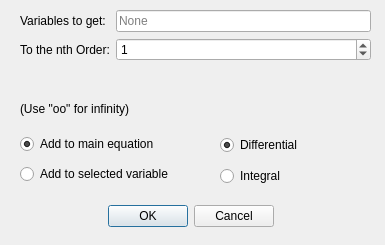
smartycope/MathTranspiler, file ui/diffIntegral.ui: the form before one commit.
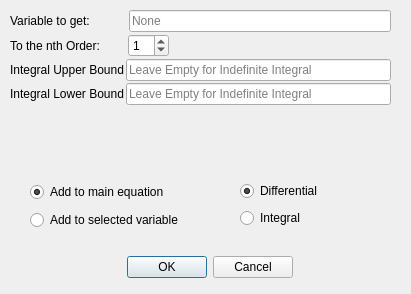
The form after the commit.

Diff of the .ui file:
```diff
--- a/ui/diffIntegral.ui
+++ b/ui/diffIntegral.ui
@@ -6,8 +6,8 @@
    <rect>
     <x>0</x>
     <y>0</y>
-    <width>385</width>
-    <height>245</height>
+    <width>411</width>
+    <height>294</height>
    </rect>
   </property>
   <property name="windowTitle">
@@ -19,13 +19,180 @@
   <property name="modal">
    <bool>true</bool>
   </property>
+  <widget class="QWidget" name="verticalLayoutWidget_3">
+   <property name="geometry">
+    <rect>
+     <x>10</x>
+     <y>10</y>
+     <width>381</width>
+     <height>159</height>
+    </rect>
+   </property>
+   <layout class="QVBoxLayout" name="verticalLayout_3">
+    <property name="spacing">
+     <number>2</number>
+    </property>
+    <property name="sizeConstraint">
+     <enum>QLayout::SetMinAndMaxSize</enum>
+    </property>
+    <item>
+     <layout class="QHBoxLayout" name="horizontalLayout">
+      <item>
+       <widget class="QLabel" name="label">
+        <property name="text">
+         <string>Variable to get:</string>
+        </property>
+       </widget>
+      </item>
+      <item>
+       <spacer name="horizontalSpacer_3">
+        <property name="orientation">
+         <enum>Qt::Horizontal</enum>
+        </property>
+        <property name="sizeType">
+         <enum>QSizePolicy::Preferred</enum>
+        </property>
+        <property name="sizeHint" stdset="0">
+         <size>
+          <width>37</width>
+          <height>20</height>
+         </size>
+        </property>
+       </spacer>
+      </item>
+      <item>
+       <widget class="QLineEdit" name="var">
+        <property name="text">
+         <string/>
+        </property>
+        <property name="placeholderText">
+         <string>None</string>
+        </property>
+       </widget>
+      </item>
+     </layout>
+    </item>
+    <item>
+     <layout class="QHBoxLayout" name="horizontalLayout_2">
+      <item>
+       <widget class="QLabel" name="label_2">
+        <property name="text">
+         <string>To the nth Order:</string>
+        </property>
+       </widget>
+      </item>
+      <item>
+       <spacer name="horizontalSpacer_2">
+        <property name="orientation">
+         <enum>Qt::Horizontal</enum>
+        </property>
+        <property name="sizeType">
+         <enum>QSizePolicy::Preferred</enum>
+        </property>
+        <property name="sizeHint" stdset="0">
+         <size>
+          <width>26</width>
+          <height>20</height>
+         </size>
+        </property>
+       </spacer>
+      </item>
+      <item>
+       <widget class="QSpinBox" name="order">
+        <property name="value">
+         <number>1</number>
+        </property>
+       </widget>
+      </item>
+      <item>
+       <spacer name="horizontalSpacer">
+        <property name="orientation">
+         <enum>Qt::Horizontal</enum>
+        </property>
+        <property name="sizeHint" stdset="0">
+         <size>
+          <width>40</width>
+          <height>20</height>
+         </size>
+        </property>
+       </spacer>
+      </item>
+     </layout>
+    </item>
+    <item>
+     <layout class="QHBoxLayout" name="horizontalLayout_3">
+      <item>
+       <widget class="QLabel" name="label_5">
+        <property name="text">
+         <string>Integral Upper Bound</string>
+        </property>
+       </widget>
+      </item>
+      <item>
+       <widget class="QLineEdit" name="upperBound">
+        <property name="placeholderText">
+         <string>Leave Empty for Indefinite Integral</string>
+        </property>
+       </widget>
+      </item>
+     </layout>
+    </item>
+    <item>
+     <layout class="QHBoxLayout" name="horizontalLayout_4">
+      <item>
+       <widget class="QLabel" name="label_4">
+        <property name="text">
+         <string>Integral Lower Bound</string>
+        </property>
+       </widget>
+      </item>
+      <item>
+       <widget class="QLineEdit" name="lowerBound">
+        <property name="placeholderText">
+         <string>Leave Empty for Indefinite Integral</string>
+        </property>
+       </widget>
+      </item>
+     </layout>
+    </item>
+   </layout>
+  </widget>
+  <widget class="QWidget" name="verticalLayoutWidget">
+   <property name="geometry">
+    <rect>
+     <x>30</x>
+     <y>180</y>
+     <width>176</width>
+     <height>52</height>
+    </rect>
+   </property>
+   <layout class="QVBoxLayout" name="verticalLayout">
+    <item>
+     <widget class="QRadioButton" name="addMainEquation">
+      <property name="text">
+       <string>Add to main equation</string>
+      </property>
+      <property name="checked">
+       <bool>true</bool>
+      </property>
+     </widget>
+    </item>
+    <item>
+     <widget class="QRadioButton" name="addCurVar">
+      <property name="text">
+       <string>Add to selected variable</string>
+      </property>
+     </widget>
+    </item>
+   </layout>
+  </widget>
   <widget class="QDialogButtonBox" name="buttonBox">
    <property name="geometry">
     <rect>
      <x>20</x>
-     <y>200</y>
-     <width>341</width>
-     <height>32</height>
+     <y>250</y>
+     <width>379</width>
+     <height>34</height>
     </rect>
    </property>
    <property name="focusPolicy">
@@ -41,98 +208,13 @@
     <bool>true</bool>
    </property>
   </widget>
-  <widget class="QWidget" name="formLayoutWidget">
-   <property name="geometry">
-    <rect>
-     <x>20</x>
-     <y>10</y>
-     <width>351</width>
-     <height>81</height>
-    </rect>
-   </property>
-   <layout class="QFormLayout" name="formLayout">
-    <item row="0" column="0">
-     <widget class="QLabel" name="label">
-      <property name="text">
-       <string>Variables to get:</string>
-      </property>
-     </widget>
-    </item>
-    <item row="0" column="1">
-     <widget class="QLineEdit" name="var">
-      <property name="text">
-       <string/>
-      </property>
-      <property name="placeholderText">
-       <string>None</string>
-      </property>
-     </widget>
-    </item>
-    <item row="1" column="0">
-     <widget class="QLabel" name="label_2">
-      <property name="text">
-       <string>To the nth Order:</string>
-      </property>
-     </widget>
-    </item>
-    <item row="1" column="1">
-     <widget class="QSpinBox" name="order">
-      <property name="value">
-       <number>1</number>
-      </property>
-     </widget>
-    </item>
-   </layout>
-  </widget>
-  <widget class="QLabel" name="label_3">
-   <property name="geometry">
-    <rect>
-     <x>20</x>
-     <y>100</y>
-     <width>161</width>
-     <height>18</height>
-    </rect>
-   </property>
-   <property name="text">
-    <string>(Use &quot;oo&quot; for infinity)</string>
-   </property>
-  </widget>
-  <widget class="QWidget" name="verticalLayoutWidget">
-   <property name="geometry">
-    <rect>
-     <x>20</x>
-     <y>130</y>
-     <width>176</width>
-     <height>59</height>
-    </rect>
-   </property>
-   <layout class="QVBoxLayout" name="verticalLayout">
-    <item>
-     <widget class="QRadioButton" name="addMainEquation">
-      <property name="text">
-       <string>Add to main equation</string>
-      </property>
-      <property name="checked">
-       <bool>true</bool>
-      </property>
-     </widget>
-    </item>
-    <item>
-     <widget class="QRadioButton" name="addCurVar">
-      <property name="text">
-       <string>Add to selected variable</string>
-      </property>
-     </widget>
-    </item>
-   </layout>
-  </widget>
   <widget class="QWidget" name="verticalLayoutWidget_2">
    <property name="geometry">
     <rect>
-     <x>220</x>
-     <y>130</y>
-     <width>151</width>
-     <height>61</height>
+     <x>240</x>
+     <y>180</y>
+     <width>111</width>
+     <height>51</height>
     </rect>
    </property>
    <layout class="QVBoxLayout" name="verticalLayout_2">
```
Left out of the diff: 195 changed lines with no effect on the pictures.
